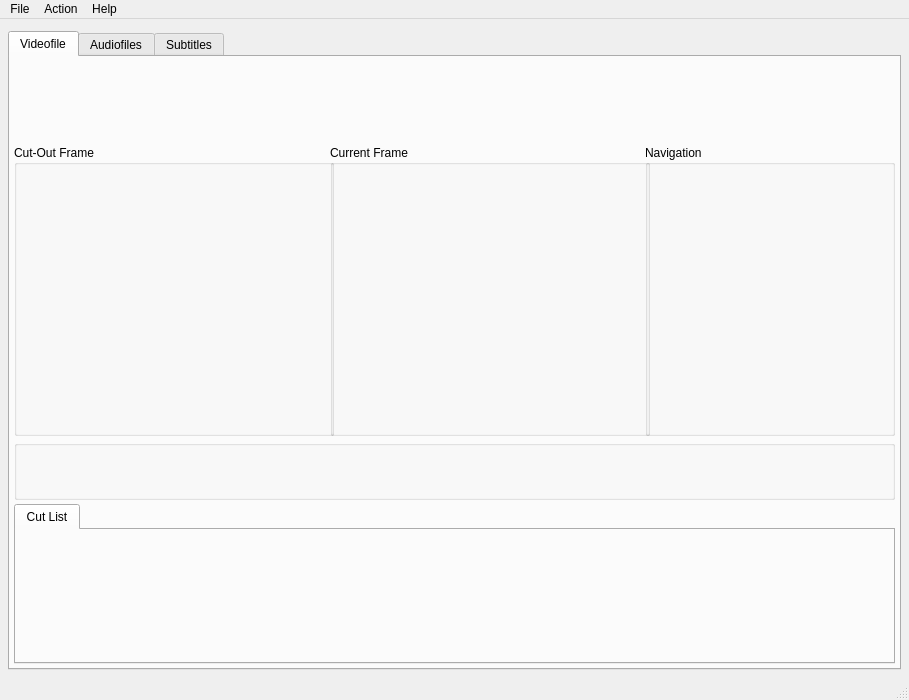
Before: the Qt Designer form ui/ttcutmainwindow.ui in MINIXJR/TTCut-ng, drawn with Qt 5.
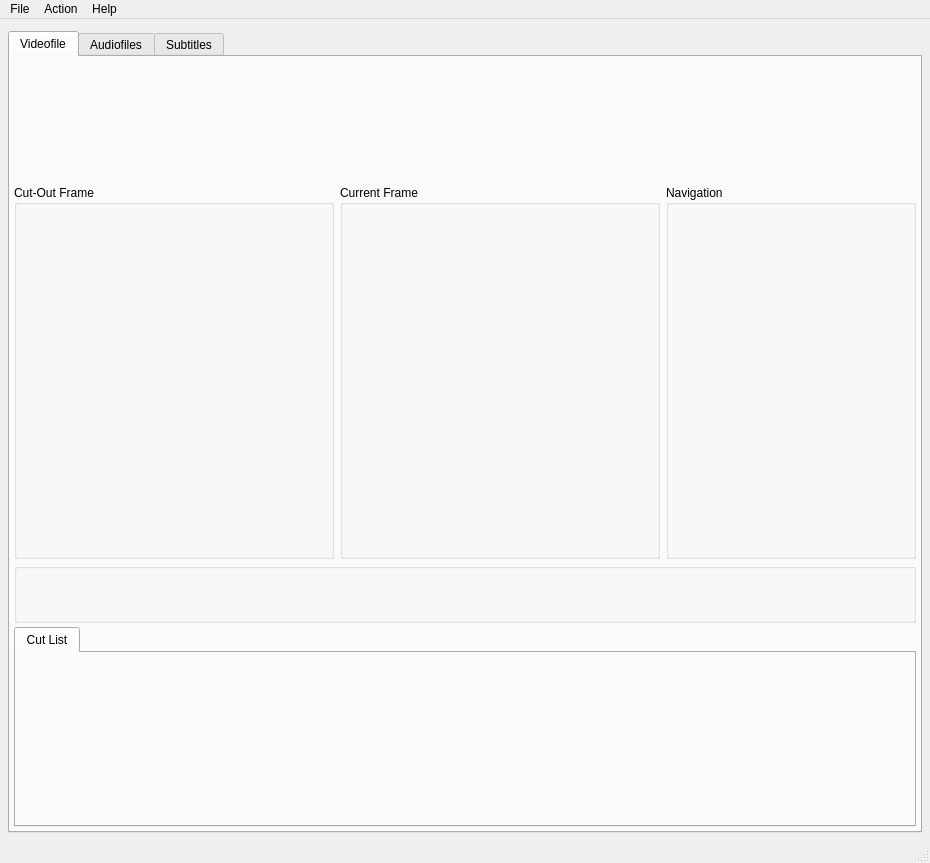
After: the same form once the commit is applied. Icons and pictures are not drawn. Custom widgets are drawn as their Qt base class.

```diff
--- a/ui/ttcutmainwindow.ui
+++ b/ui/ttcutmainwindow.ui
@@ -6,16 +6,10 @@
    <rect>
     <x>0</x>
     <y>0</y>
-    <width>909</width>
-    <height>700</height>
+    <width>930</width>
+    <height>863</height>
    </rect>
   </property>
-  <property name="minimumSize">
-   <size>
-    <width>900</width>
-    <height>700</height>
-   </size>
-  </property>
   <property name="windowTitle">
    <string>MainWindow</string>
   </property>
```
